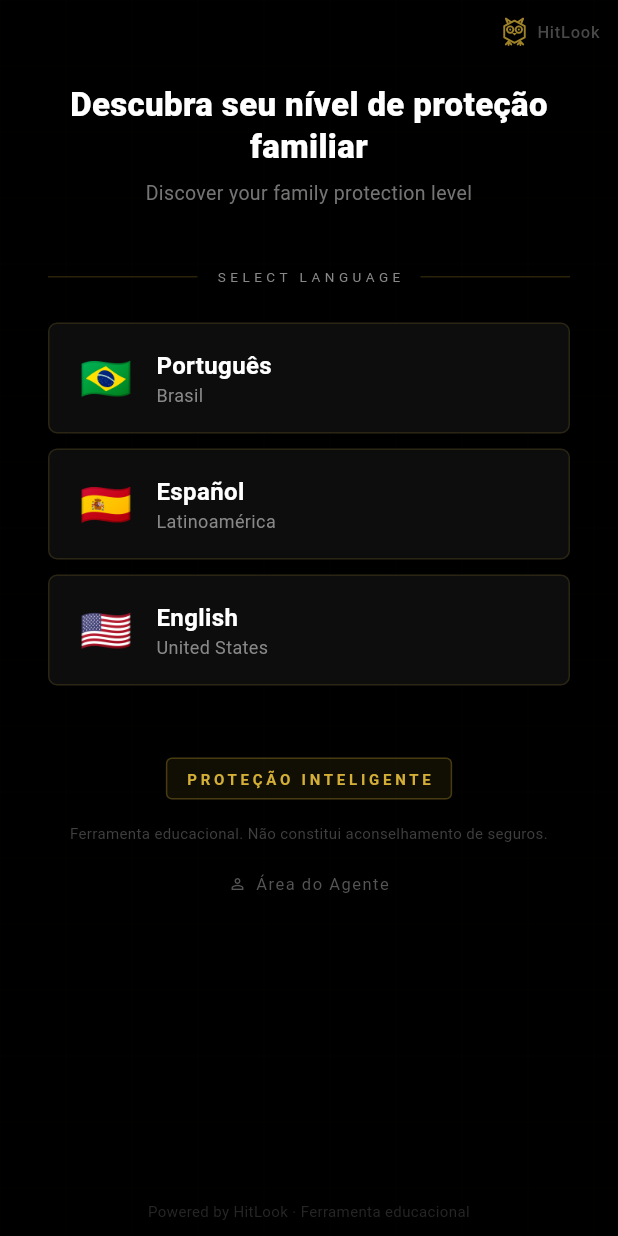
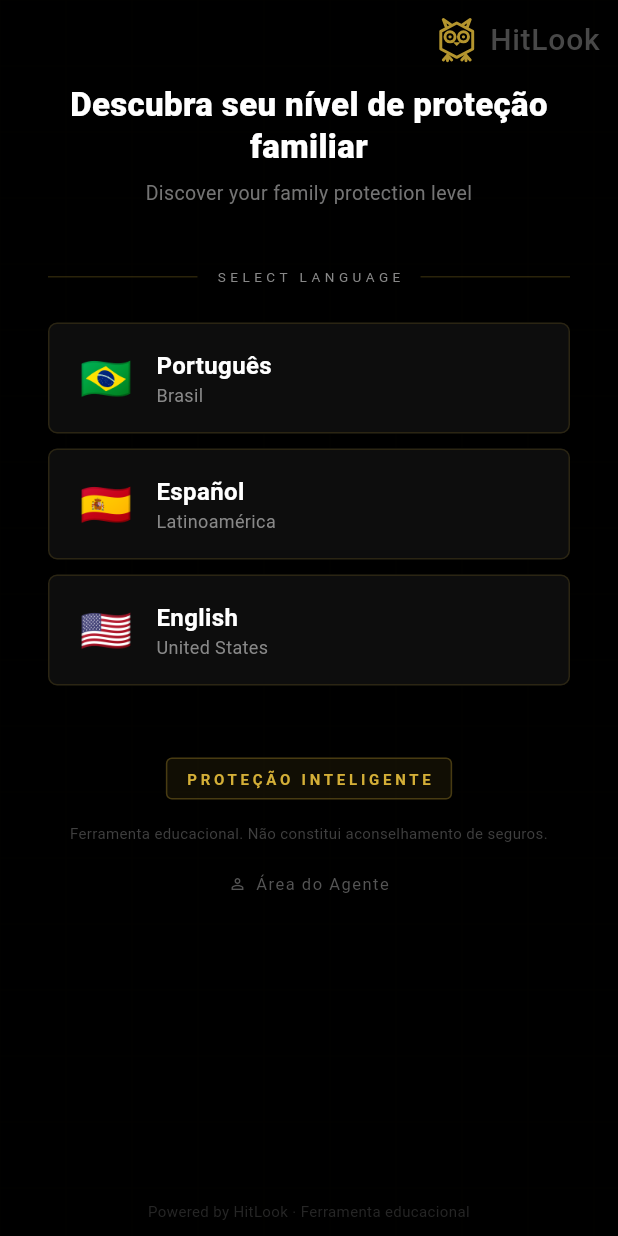
Before and after one commit to diegomontime-arch/livelong, a Flutter app: the screen it shows after launch, on a phone screen of 412 x 824 dp. Run offline on Flutter 3.47's test engine with Material 3 defaults, Android fonts, the phone set to English and light mode, and no system bars; our stand-ins replace cloud_firestore, cloud_functions, firebase_analytics, firebase_auth, firebase_core, firebase_crashlytics and 5 more; missing offline and left inert: dart:html; accounts and stored records are empty.

Commit message:
fix: HitLook logo size and agent card on landing

```diff
--- a/lib/legacy/screens/language_screen.dart
+++ b/lib/legacy/screens/language_screen.dart
@@ -146,12 +146,12 @@ class HitLookDiscreteBadge extends StatelessWidget {
     return Row(
       mainAxisSize: MainAxisSize.min,
       children: [
-        const OwlMark(size: 18, opacity: 0.75),
-        const SizedBox(width: 6),
+        const OwlMark(size: 28, opacity: 0.85),
+        const SizedBox(width: 8),
         Text(
           'HitLook',
           style: TextStyle(
-            fontSize: 11,
+            fontSize: 20,
             color: AppColors.grey.withValues(alpha: 0.85),
             fontWeight: FontWeight.w500,
             letterSpacing: 0.5,
@@ -480,6 +480,11 @@ class _LanguageScreenState extends State<LanguageScreen>
   String? _selected;
   bool _splashDone = false;
   late String _agentId;
+  AgentProfile _agent = AgentProfile.defaultProfile;
+  String _publicSlug = '';
+  bool _loadingAgent = false;
+
+  bool get _hasAgentLink => _agentId != 'default';
 
   @override
   void initState() {
@@ -489,6 +494,9 @@ class _LanguageScreenState extends State<LanguageScreen>
       '[Photo] LanguageScreen init agentId=$_agentId '
       '(route=${widget.agentId}, browser slug on web)',
     );
+    if (_hasAgentLink) {
+      _loadAgent();
+    }
     _ctrl = AnimationController(
       vsync: this,
       duration: const Duration(milliseconds: 900),
@@ -513,11 +521,43 @@ class _LanguageScreenState extends State<LanguageScreen>
         routerState: GoRouterState.of(context),
       );
       if (slug != 'default' && slug != _agentId) {
-        _agentId = slug;
+        setState(() => _agentId = slug);
         debugPrint('[Photo] LanguageScreen slug from GoRouter: $_agentId');
+        _loadAgent();
       }
     } catch (_) {
       // Not under GoRouter yet.
+    }
+  }
+
+  Future<void> _loadAgent() async {
+    if (!_hasAgentLink) return;
+
+    setState(() => _loadingAgent = true);
+
+    try {
+      var loadId = _agentId;
+      var publicSlug = _agentId;
+
+      if (AgentProvider.looksLikeFirebaseUid(loadId)) {
+        final slug = await AgentProvider.resolvePublicLinkId(loadId);
+        if (slug.isNotEmpty && !AgentProvider.looksLikeFirebaseUid(slug)) {
+          loadId = slug;
+          publicSlug = slug;
+        }
+      }
+
+      final agent = await AgentProvider.loadAgent(loadId);
+
+      if (!mounted) return;
+      setState(() {
+        _agent = agent;
+        _publicSlug = publicSlug;
+        _loadingAgent = false;
+      });
+    } catch (_) {
+      if (!mounted) return;
+      setState(() => _loadingAgent = false);
     }
   }
 
@@ -570,6 +610,36 @@ class _LanguageScreenState extends State<LanguageScreen>
                   mainAxisAlignment: MainAxisAlignment.center,
                   children: [
                     const SizedBox(height: 20),
+                    if (_hasAgentLink) ...[
+                      const Align(
+                        alignment: Alignment.centerRight,
+                        child: HitLookDiscreteBadge(),
+                      ),
+                      const SizedBox(height: 12),
+                      if (_loadingAgent)
+                        const Padding(
+                          padding: EdgeInsets.symmetric(vertical: 24),
+                          child: Center(
+                            child: SizedBox(
+                              width: 28,
+                              height: 28,
+                              child: CircularProgressIndicator(
+                                strokeWidth: 2,
+                                color: AppColors.gold,
+                              ),
+                            ),
+                          ),
+                        )
+                      else
+                        AgentCard(
+                          agent: _agent,
+                          publicSlug:
+                              _publicSlug.isNotEmpty ? _publicSlug : _agentId,
+                          lang: _selected ?? 'pt',
+                          prominent: true,
+                        ),
+                      const SizedBox(height: 24),
+                    ],
                     if (!PublicLeadFlowScaffold.isDesktopLayout(context)) ...[
                       Text(
                         'Descubra seu nível de proteção familiar',
```
Also changed, not shown: 1 other file.
